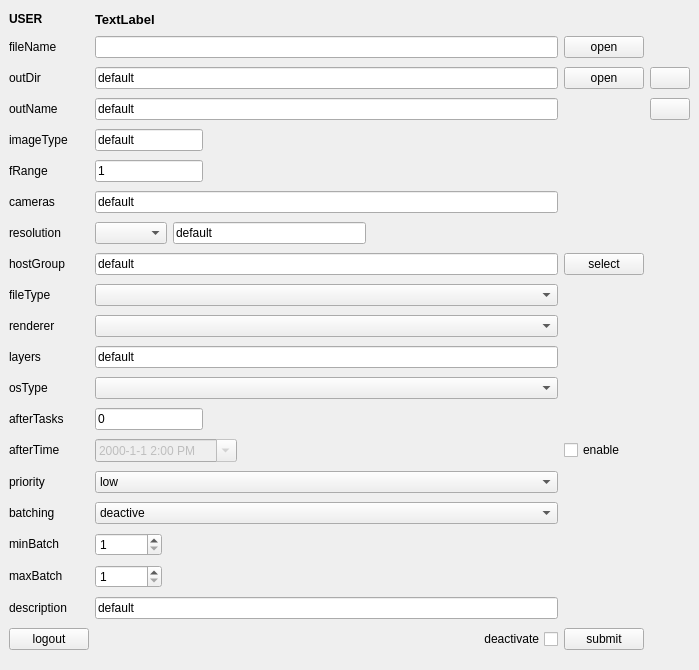
aumanimationstudios/rbhus, file rbhusUI/lib/rbhusSubmitMod.ui: the form before one commit.
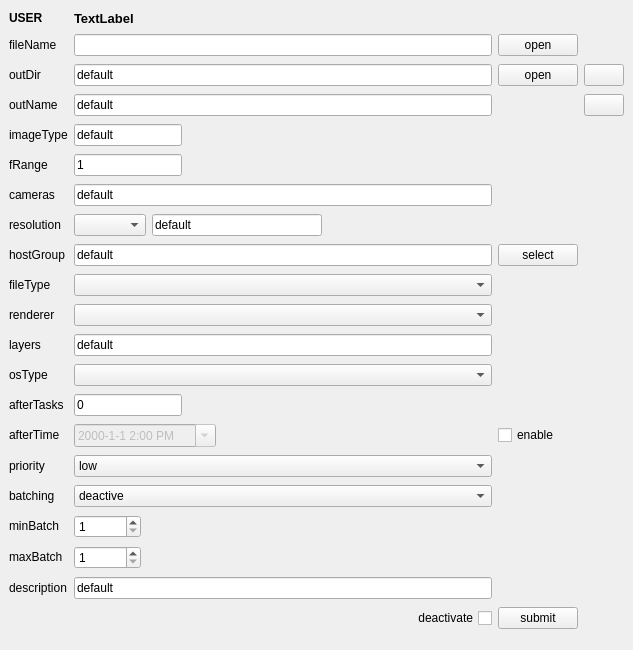
The form after the commit.

Patch:
```diff
--- a/rbhusUI/lib/rbhusSubmitMod.ui
+++ b/rbhusUI/lib/rbhusSubmitMod.ui
@@ -6,8 +6,8 @@
    <rect>
     <x>0</x>
     <y>0</y>
-    <width>699</width>
-    <height>670</height>
+    <width>633</width>
+    <height>650</height>
    </rect>
   </property>
   <property name="windowTitle">
@@ -74,13 +74,6 @@
       </property>
      </widget>
     </item>
-    <item row="24" column="0">
-     <widget class="QPushButton" name="pushLogout">
-      <property name="text">
-       <string>logout</string>
-      </property>
-     </widget>
-    </item>
     <item row="2" column="2">
      <widget class="QPushButton" name="pushOutDir">
       <property name="sizePolicy">
```
